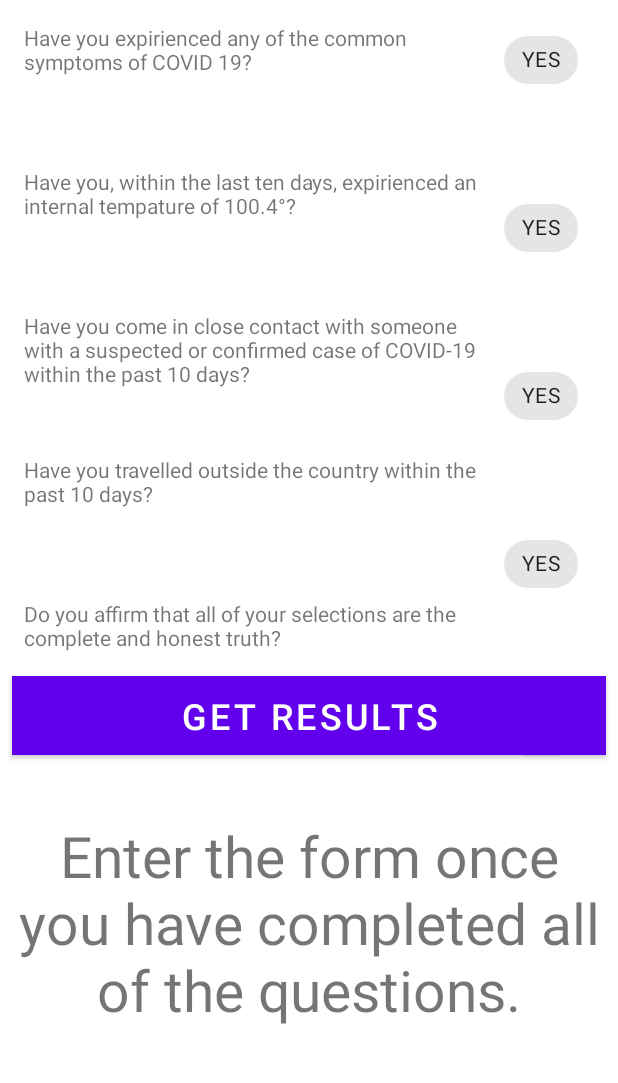
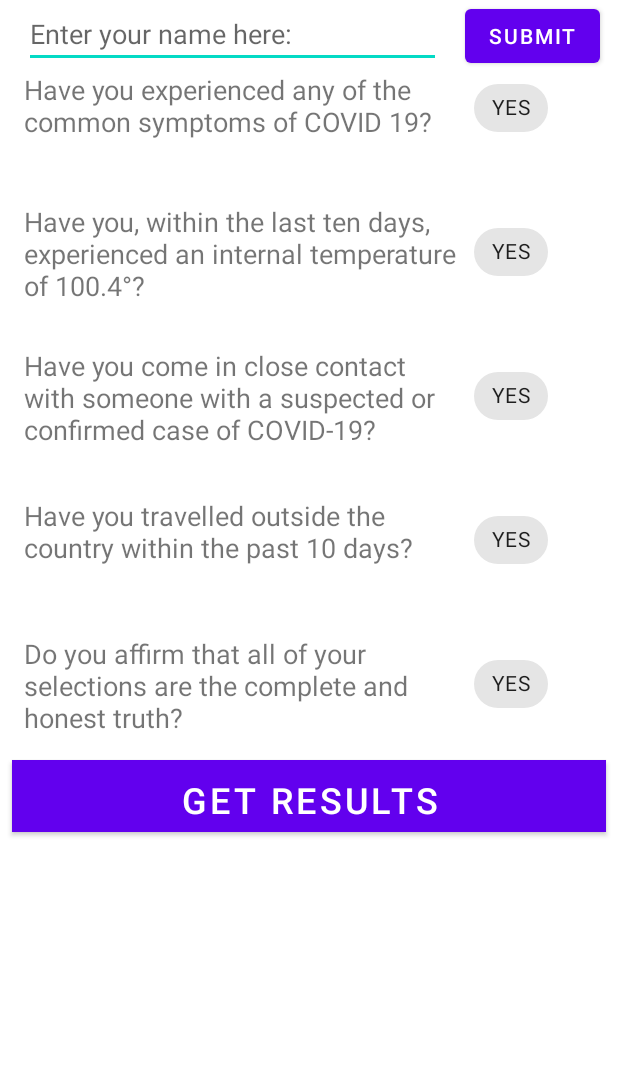
Before and after one commit to Hammertym/COVIDTrackerAssignment, an Android app: the screen it shows after launch (MainActivity), after a tap on "GET RESULTS", on a phone screen of 412 x 824 dp, the part 145-1228 px from its top. Run offline under Robolectric (Android 15) with nearby library versions, the phone set to English and light mode, and no system bars; 1 statement that could not run was skipped.

Commit message:
IT FINALLY LIVES
-MR. U

Heck yeah it does. Work from end of class.

```diff
--- a/app/src/main/java/com/example/covidtrackerassignment/MainActivity.java
+++ b/app/src/main/java/com/example/covidtrackerassignment/MainActivity.java
@@ -1,12 +1,12 @@
 package com.example.covidtrackerassignment;
 
-import android.annotation.SuppressLint;
 import android.os.Bundle;
 import android.os.CountDownTimer;
+import android.text.Editable;
 import android.view.View;
+import android.widget.EditText;
 import android.widget.TextView;
 import android.widget.Toast;
-import java.lang.Object;
 
 import androidx.appcompat.app.AppCompatActivity;
 
@@ -16,14 +16,20 @@ import com.google.android.material.chip.ChipGroup;
 public class MainActivity extends AppCompatActivity {
     boolean globalTempCheck, globalTimeCheck;
     ChipGroup questions;
+    Toast msg;
     Chip truth;
     TextView mTime;
     CountDownTimer CountDown;
+    String givenName;
+    EditText nameText;
 
     @Override
     protected void onCreate(Bundle savedInstanceState) {
         super.onCreate(savedInstanceState);
         setContentView(R.layout.activity_main);
+        questions = findViewById(R.id.q_select);
+        nameText = findViewById(R.id.name_box);
+        msg = Toast.makeText(this, R.string.truth_msg, Toast.LENGTH_SHORT);
     }
 
     /*= new CountDownTimer(600000, 1000) {
@@ -40,6 +46,34 @@ public class MainActivity extends AppCompatActivity {
            mTimer.setTextSize(38);
            mTimer.setText("Enter the form once you have completed all of the questions.");*/
 
+    public StudentData checkAndSend(String name) {
+        int length = questions.getChildCount();
+        StudentData student;
+        for (int i = 0; i < length; i++) {
+            Chip chip = (Chip) questions.getChildAt(i);
+            if (chip.isChecked() && i != length - 1) {
+                student = new StudentData(name, -1);
+                return student;
+            } else if (chip.isChecked() && i == length - 1) {
+                student = new StudentData(name, 1);
+                return student;
+            }
+        }
+        return null;
+    }
+
     public void checkChipGroup(View view) {
+        StudentData student = checkAndSend(givenName);
+        if (student != null){
+
+        } else {
+            msg.show();
+        }
+    }
+
+    public void sendName(View view) {
+        Editable tempText = nameText.getText();
+        givenName = String.valueOf(tempText);
     }
 }
+//A Negative 1 means that the test failed, and a positive 1 means it succeeded (negative is checked first and is thus more prioritized). 0 means that the form was not filled out, as no chips were selected.
--- /dev/null
+++ b/app/src/main/java/com/example/covidtrackerassignment/StudentData.java
@@ -0,0 +1,27 @@
+package com.example.covidtrackerassignment;
+
+public class StudentData {
+    String name;
+    int state;
+
+    public StudentData(String name, int state){
+        this.name = name;
+        this.state = state;
+    }
+
+    public String getName() {
+        return name;
+    }
+
+    public void setName(String name) {
+        this.name = name;
+    }
+
+    public int getState() {
+        return state;
+    }
+
+    public void setState(int state) {
+        this.state = state;
+    }
+}
--- a/app/src/main/res/layout/activity_main.xml
+++ b/app/src/main/res/layout/activity_main.xml
@@ -2,6 +2,7 @@
 <androidx.constraintlayout.widget.ConstraintLayout xmlns:android="http://schemas.android.com/apk/res/android"
     xmlns:app="http://schemas.android.com/apk/res-auto"
     xmlns:tools="http://schemas.android.com/tools"
+    android:id="@+id/name_box"
     android:layout_width="match_parent"
     android:layout_height="match_parent"
     tools:context=".MainActivity">
@@ -28,46 +29,55 @@
         tools:text="@string/text_header" />
 
     <TextView
+        android:id="@+id/textView3"
         android:layout_width="0dp"
         android:layout_height="wrap_content"
         android:layout_marginStart="16dp"
-        android:layout_marginTop="56dp"
+        android:layout_marginTop="88dp"
         android:layout_marginEnd="8dp"
         android:text="@string/q1"
+        android:textSize="18sp"
         app:layout_constraintEnd_toStartOf="@id/q_select"
         app:layout_constraintStart_toStartOf="parent"
         app:layout_constraintTop_toTopOf="parent" />
 
     <TextView
+        android:id="@+id/textView4"
         android:layout_width="0dp"
         android:layout_height="wrap_content"
         android:layout_marginStart="16dp"
-        android:layout_marginTop="152dp"
+        android:layout_marginTop="176dp"
         android:layout_marginEnd="8dp"
         android:text="@string/q2"
+        android:textSize="18sp"
         app:layout_constraintEnd_toStartOf="@id/q_select"
         app:layout_constraintStart_toStartOf="parent"
         app:layout_constraintTop_toTopOf="parent" />
 
     <TextView
+        android:id="@+id/textView5"
         android:layout_width="0dp"
         android:layout_height="wrap_content"
         android:layout_marginStart="16dp"
-        android:layout_marginTop="248dp"
+        android:layout_marginTop="272dp"
         android:layout_marginEnd="8dp"
         android:text="@string/q3"
+        android:textSize="18sp"
         app:layout_constraintEnd_toStartOf="@id/q_select"
         app:layout_constraintStart_toStartOf="parent"
         app:layout_constraintTop_toTopOf="parent" />
 
     <TextView
+        android:id="@+id/textView6"
         android:layout_width="0dp"
         android:layout_height="wrap_content"
         android:layout_marginStart="16dp"
-        android:layout_marginTop="344dp"
+        android:layout_marginTop="372dp"
         android:layout_marginEnd="8dp"
         android:text="@string/q4"
+        android:textSize="18sp"
         app:layout_constraintEnd_toStartOf="@id/q_select"
+        app:layout_constraintHorizontal_bias="0.0"
         app:layout_constraintStart_toStartOf="parent"
         app:layout_constraintTop_toTopOf="parent" />
 
@@ -76,9 +86,10 @@
         android:layout_width="0dp"
         android:layout_height="wrap_content"
         android:layout_marginStart="16dp"
-        android:layout_marginTop="440dp"
+        android:layout_marginTop="464dp"
         android:layout_marginEnd="8dp"
         android:text="@string/q5"
+        android:textSize="18sp"
         app:layout_constraintEnd_toStartOf="@id/q_select"
         app:layout_constraintStart_toStartOf="parent"
         app:layout_constraintTop_toTopOf="parent" />
@@ -86,12 +97,12 @@
 
     <com.google.android.material.chip.ChipGroup
         android:id="@+id/q_select"
-        android:layout_width="60dp"
+        android:layout_width="80dp"
         android:layout_height="wrap_content"
-        android:layout_marginTop="16dp"
+        android:layout_marginTop="48dp"
         android:layout_marginEnd="16dp"
         app:chipSpacingHorizontal="0dp"
-        app:chipSpacingVertical="64dp"
+        app:chipSpacingVertical="48dp"
         app:layout_constraintEnd_toEndOf="parent"
         app:layout_constraintTop_toBottomOf="@id/text_header">
 
@@ -137,15 +148,15 @@
     <Button
         android:id="@+id/button"
         android:layout_width="0dp"
-        android:layout_height="wrap_content"
+        android:layout_height="48dp"
         android:layout_marginStart="8dp"
         android:layout_marginTop="16dp"
         android:layout_marginEnd="8dp"
         android:background="#3F51B5"
+        android:onClick="checkChipGroup"
         android:text="@string/get_results"
         android:textColor="#FFFFFF"
         android:textSize="24sp"
-        android:onClick="checkChipGroup"
         app:layout_constraintEnd_toEndOf="parent"
         app:layout_constraintStart_toStartOf="parent"
         app:layout_constraintTop_toBottomOf="@+id/textView2" />
@@ -153,16 +164,40 @@
     <TextView
         android:id="@+id/timer"
         android:layout_width="0dp"
-        android:layout_height="0dp"
+        android:layout_height="wrap_content"
         android:layout_marginStart="8dp"
+        android:layout_marginTop="8dp"
         android:layout_marginEnd="8dp"
         android:gravity="center|center_vertical"
         android:text="@string/time_remaining"
         android:textAlignment="center"
-        android:textSize="38sp"
-        app:layout_constraintBottom_toBottomOf="parent"
+        android:textSize="26sp"
         app:layout_constraintEnd_toEndOf="parent"
         app:layout_constraintStart_toStartOf="parent"
         app:layout_constraintTop_toBottomOf="@+id/button" />
 
+    <Button
+        android:id="@+id/name_submit"
+        android:layout_width="wrap_content"
+        android:layout_height="wrap_content"
+        android:layout_marginEnd="12dp"
+        android:text="@string/submit"
+        app:layout_constraintEnd_toEndOf="parent"
+        app:layout_constraintTop_toBottomOf="@+id/text_header"
+        android:onClick="sendName"/>
+
+    <EditText
+        android:id="@+id/editTextTextPersonName"
+        android:layout_width="0dp"
+        android:layout_height="wrap_content"
+        android:layout_marginStart="16dp"
+        android:layout_marginEnd="16dp"
+        android:ems="10"
+        android:hint="@string/enter_text_str"
+        android:inputType="textPersonName"
+        app:layout_constraintEnd_toStartOf="@+id/name_submit"
+        app:layout_constraintStart_toStartOf="parent"
+        app:layout_constraintTop_toBottomOf="@+id/text_header"
+        android:importantForAutofill="no" />
+
 </androidx.constraintlayout.widget.ConstraintLayout>
--- a/app/src/main/res/values/strings.xml
+++ b/app/src/main/res/values/strings.xml
@@ -2,16 +2,19 @@
     <string name="app_name">COVIDTrackerAssignment</string>
     <string name="text_header">COVID TRACKER</string>
     <string name="question_text">YES</string>
-    <string name="q1">Have you expirienced any of the common symptoms of COVID 19?</string>
-    <string name="q2">Have you, within the last ten days, expirienced an internal tempature of 100.4°?</string>
-    <string name="q3">Have you come in close contact with someone with a suspected or confirmed case of COVID-19 within the past 10 days?</string>
+    <string name="q1">Have you experienced any of the common symptoms of COVID 19?</string>
+    <string name="q2">Have you, within the last ten days, experienced an internal temperature of 100.4°?</string>
+    <string name="q3">Have you come in close contact with someone with a suspected or confirmed case of COVID-19?</string>
     <string name="q4">Have you travelled outside the country within the past 10 days?</string>
     <string name="q5">Do you affirm that all of your selections are the complete and honest truth?</string>
     <string name="truth_msg">If you do not select yes for the final question, then you cannot submit this form.</string>
     <string name="unchecked_msg">You are not safe to come in today. Please get a COVID test as soon as you are able.</string>
     <string name="safe_msg">You are safe to enter work/school.</string>
     <string name="get_results">Get Results</string>
-    <string name="time_remaining">Enter the form once you have completed all of the questions.</string>
-    <string name="timer_msg">Please fill out the form again in 10 minutes. If your tempature is still above 100.4 then, than you will not be permitted to go to school/work</string>
+    <string name="time_remaining"> </string>
+    <string name="timer_msg">Please fill out the form again in 10 minutes. If your temperature is still above 100.4 then, than you will not be permitted to go to school/work</string>
     <string name="running_msg">Please wait. It has not been 10 minutes.</string>
+    <string name="name_box">Enter your name here</string>
+    <string name="submit">SUBMIT</string>
+    <string name="enter_text_str">Enter your name here:</string>
 </resources>
```
